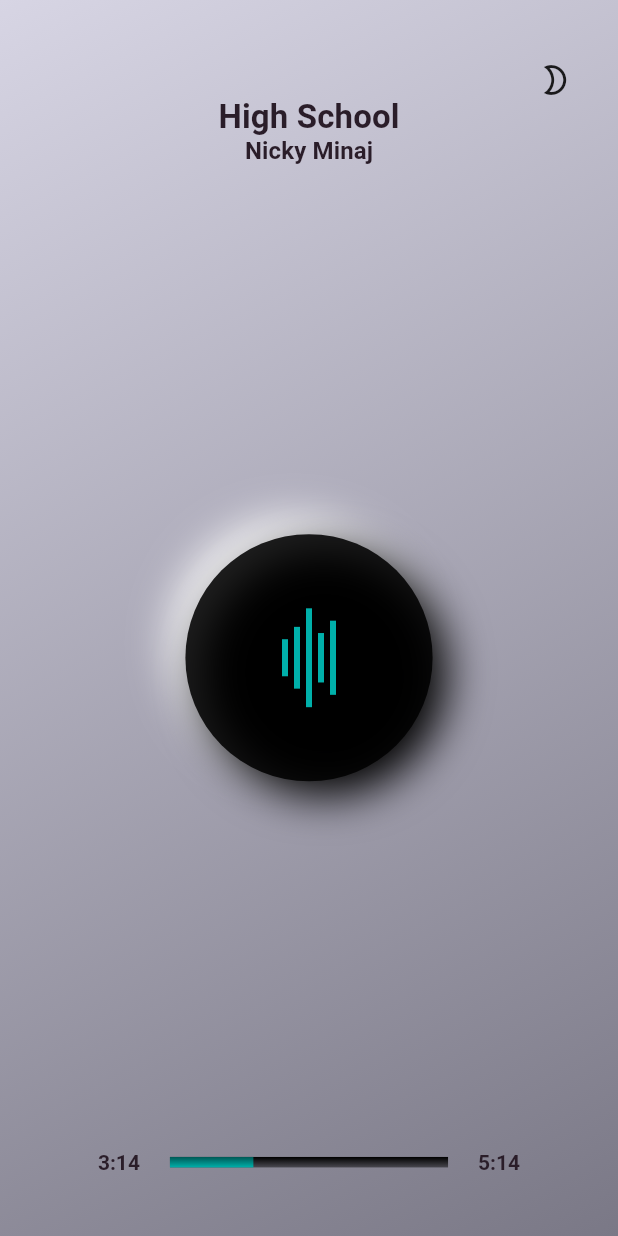
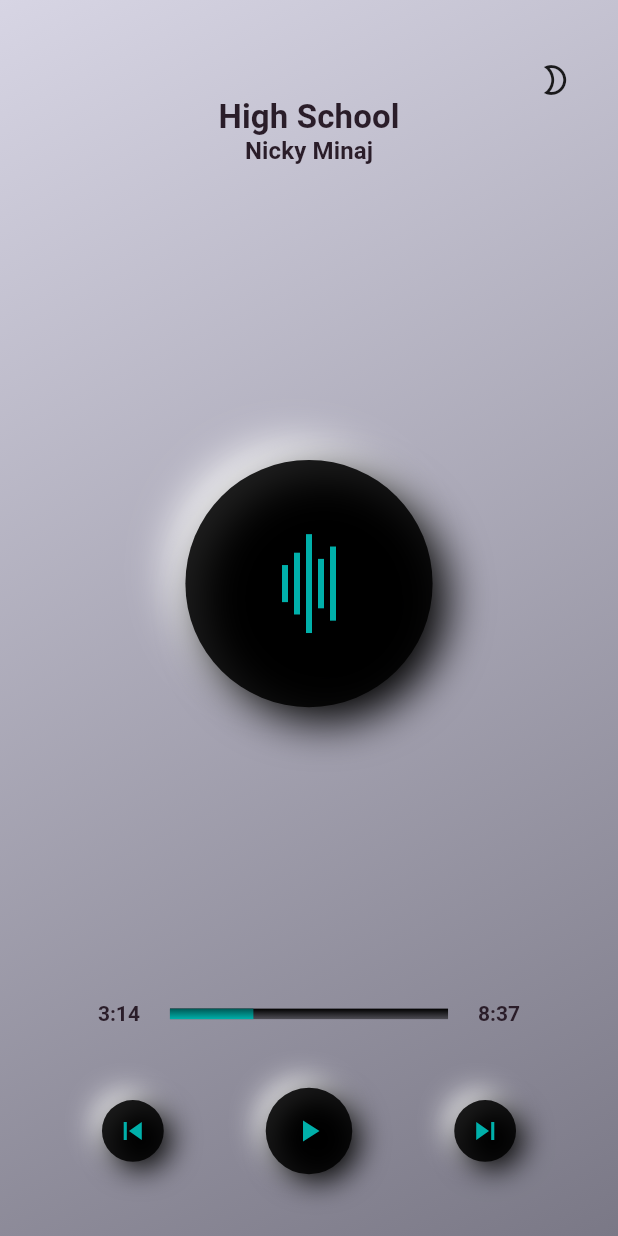
Before and after one commit to TejasPatel3300/flutter_neumorphic_music_player, a Flutter app: the screen it shows after launch, on a phone screen of 412 x 824 dp. Run offline on Flutter 3.47's test engine with Material 2 defaults, Android fonts, the light colour scheme and no system bars.

Commit message:
feat: music player control ui

```diff
--- a/lib/ui/player/music_player_screen.dart
+++ b/lib/ui/player/music_player_screen.dart
@@ -1,5 +1,6 @@
 import 'package:flutter/material.dart';
 import 'package:neumorphic_music_player/constants/colors.dart';
+import 'package:neumorphic_music_player/ui/player/widgets/music_player_controls.dart';
 import '../../models/theme/custom_theme.dart';
 import 'widgets/audio_art_place_holder.dart';
 import '../../utils/size_config.dart';
@@ -88,6 +89,13 @@
                   child: AudioArtPlaceHolder(currentTheme: _currentTheme),
                 ),
                 const Spacer(),
+                /*
+                * may need to create new custom slider with reference
+                * of material slider
+                *
+                * look and feel must be same
+                * */
+                // Slider(value: value, onChanged: onChanged),
                 Row(
                   mainAxisAlignment: MainAxisAlignment.center,
                   children: [
@@ -125,10 +133,12 @@
                         ],
                       ),
                     ),
-                    Text('5:14',
+                    Text('8:37',
                         style: TextStyle(color: _currentTheme.textColor)),
                   ],
                 ),
+                SizedBox(height: SizeConfig.screenHeight * 0.05),
+                MusicPlayerControls(currentTheme: _currentTheme),
                 SizedBox(height: SizeConfig.screenHeight * 0.05),
               ],
             ),
--- /dev/null
+++ b/lib/ui/player/widgets/music_player_controls.dart
@@ -0,0 +1,81 @@
+import 'package:flutter/material.dart';
+import 'package:neumorphic_music_player/models/theme/custom_theme.dart';
+import '../../../utils/size_config.dart';
+
+class MusicPlayerControls extends StatelessWidget {
+  const MusicPlayerControls({
+    Key? key,
+    required this.currentTheme,
+  }) : super(key: key);
+
+  final CustomTheme currentTheme;
+
+  @override
+  Widget build(BuildContext context) {
+    return Row(
+      mainAxisAlignment: MainAxisAlignment.spaceEvenly,
+      children: [
+        Container(
+          height: SizeConfig.screenHeight * 0.05,
+          width: SizeConfig.screenHeight * 0.05,
+          decoration: BoxDecoration(
+              color: Colors.black87,
+              shape: BoxShape.circle,
+              boxShadow: [
+                BoxShadow(
+                  color: currentTheme.shadowColorTop,
+                  offset: const Offset(-5, -5),
+                  blurRadius: 16,
+                ),
+                BoxShadow(
+                  color: currentTheme.shadowColorDown,
+                  offset: const Offset(5, 5),
+                  blurRadius: 16,
+                )
+              ]),
+          child: Icon(Icons.skip_previous, color: currentTheme.themeColor),
+        ),
+        Container(
+          height: SizeConfig.screenHeight * 0.07,
+          width: SizeConfig.screenHeight * 0.07,
+          decoration: BoxDecoration(
+              color: Colors.black87,
+              shape: BoxShape.circle,
+              boxShadow: [
+                BoxShadow(
+                  color: currentTheme.shadowColorTop,
+                  offset: const Offset(-5, -5),
+                  blurRadius: 16,
+                ),
+                BoxShadow(
+                  color: currentTheme.shadowColorDown,
+                  offset: const Offset(5, 5),
+                  blurRadius: 16,
+                )
+              ]),
+          child: Icon(Icons.play_arrow, color: currentTheme.themeColor),
+        ),
+        Container(
+          height: SizeConfig.screenHeight * 0.05,
+          width: SizeConfig.screenHeight * 0.05,
+          decoration: BoxDecoration(
+              color: Colors.black87,
+              shape: BoxShape.circle,
+              boxShadow: [
+                BoxShadow(
+                  color: currentTheme.shadowColorTop,
+                  offset: const Offset(-5, -5),
+                  blurRadius: 16,
+                ),
+                BoxShadow(
+                  color: currentTheme.shadowColorDown,
+                  offset: const Offset(5, 5),
+                  blurRadius: 16,
+                )
+              ]),
+          child: Icon(Icons.skip_next, color: currentTheme.themeColor),
+        ),
+      ],
+    );
+  }
+}
```
